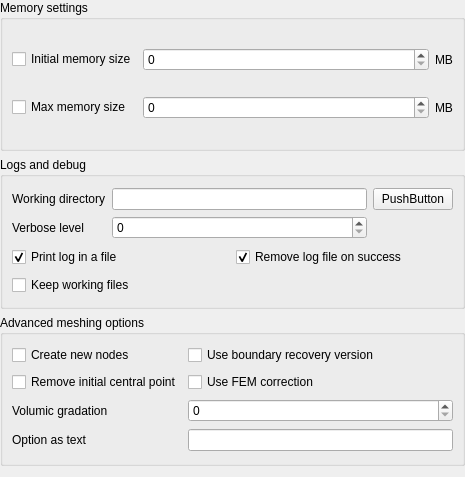
SalomePlatform/ghs3dplugin, file src/GUI/GHS3DPluginGUI_AdvWidget_QTD.ui: the form before one commit.
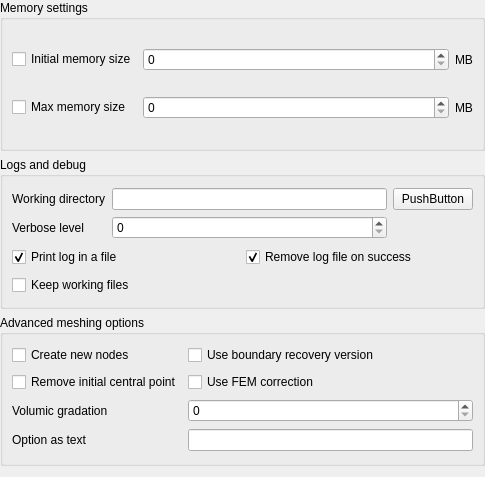
The form after the commit. Custom widgets are drawn as their Qt base class.

The edit to the form file:
```diff
--- a/src/GUI/GHS3DPluginGUI_AdvWidget_QTD.ui
+++ b/src/GUI/GHS3DPluginGUI_AdvWidget_QTD.ui
@@ -6,7 +6,7 @@
    <rect>
     <x>0</x>
     <y>0</y>
-    <width>465</width>
+    <width>485</width>
     <height>477</height>
    </rect>
   </property>
@@ -65,6 +65,9 @@
           <verstretch>0</verstretch>
          </sizepolicy>
         </property>
+        <property name="maximum">
+         <number>999999999</number>
+        </property>
        </widget>
       </item>
       <item row="3" column="2" colspan="2">
@@ -75,6 +78,9 @@
           <verstretch>0</verstretch>
          </sizepolicy>
         </property>
+        <property name="maximum">
+         <number>999999999</number>
+        </property>
        </widget>
       </item>
      </layout>
@@ -219,6 +225,11 @@
    <extends>QSpinBox</extends>
    <header>SMESHGUI_SpinBox.h</header>
   </customwidget>
+  <customwidget>
+   <class>SalomeApp_IntSpinBox</class>
+   <extends>QSpinBox</extends>
+   <header>SalomeApp_IntSpinBox.h</header>
+  </customwidget>
  </customwidgets>
  <resources/>
  <connections/>
```
Left out of the diff: 4 changed lines with no effect on the pictures.
